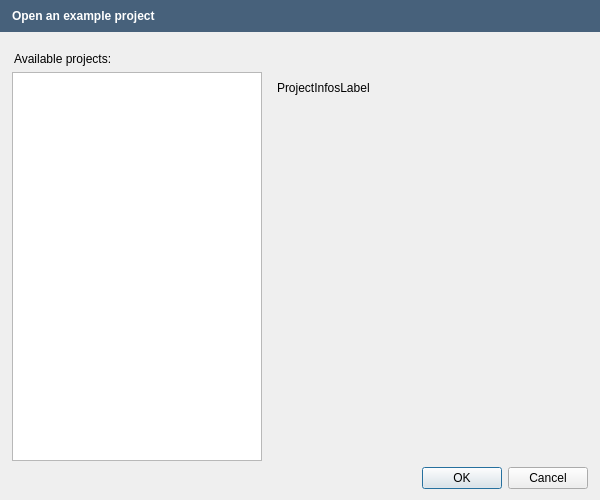
This is src/apps/openfluid-builder/base/OpenExampleProjectDialog.ui in OpenFLUID/openfluid as Qt 5 draws it before an edit. The edited form follows.
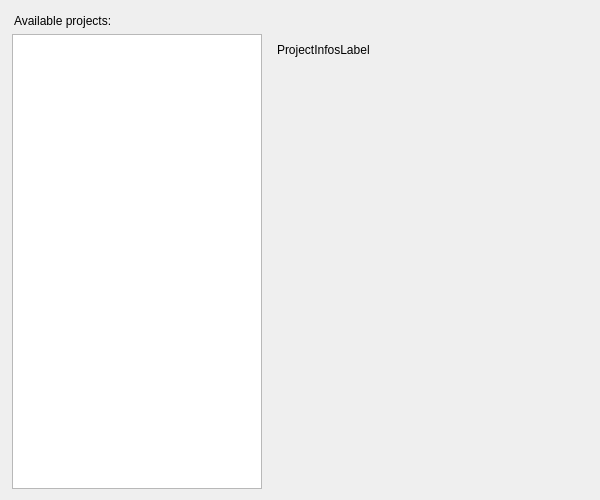
This is the edited form.

Commit message:
Introduction of message dialog for OpenFLUID applications
* Added MessageFrame and MessageDialog classes
* Cleaned code
* Switch to version 2.1.7~alpha1

(closes OpenFLUID/openfluid#790)

Diff of the .ui file:
```diff
--- a/src/apps/openfluid-builder/base/OpenExampleProjectDialog.ui
+++ b/src/apps/openfluid-builder/base/OpenExampleProjectDialog.ui
@@ -19,7 +19,7 @@
   <property name="modal">
    <bool>true</bool>
   </property>
-  <layout class="QVBoxLayout" name="verticalLayout">
+  <layout class="QVBoxLayout" name="verticalLayout" stretch="0,1">
    <property name="leftMargin">
     <number>0</number>
    </property>
@@ -29,52 +29,6 @@
    <property name="rightMargin">
     <number>0</number>
    </property>
-   <item>
-    <widget class="QFrame" name="MessageFrame">
-     <property name="sizePolicy">
-      <sizepolicy hsizetype="Preferred" vsizetype="Maximum">
-       <horstretch>0</horstretch>
-       <verstretch>0</verstretch>
-      </sizepolicy>
-     </property>
-     <property name="styleSheet">
-      <string notr="true">background-color: rgb(71,97,123);</string>
-     </property>
-     <property name="frameShape">
-      <enum>QFrame::NoFrame</enum>
-     </property>
-     <property name="frameShadow">
-      <enum>QFrame::Plain</enum>
-     </property>
-     <property name="lineWidth">
-      <number>0</number>
-     </property>
-     <layout class="QHBoxLayout" name="horizontalLayout_3" stretch="0">
-      <property name="spacing">
-       <number>5</number>
-      </property>
-      <property name="leftMargin">
-       <number>12</number>
-      </property>
-      <item>
-       <layout class="QHBoxLayout" name="horizontalLayout_2">
-        <item>
-         <widget class="QLabel" name="MessageLabel">
-          <property name="styleSheet">
-           <string notr="true">color: rgb(255, 255, 255);
-font : bold;
-</string>
-          </property>
-          <property name="text">
-           <string>Open an example project</string>
-          </property>
-         </widget>
-        </item>
-       </layout>
-      </item>
-     </layout>
-    </widget>
-   </item>
    <item>
     <widget class="QLabel" name="label">
      <property name="minimumSize">
@@ -146,8 +100,8 @@
          <rect>
           <x>0</x>
           <y>0</y>
-          <width>316</width>
-          <height>354</height>
+          <width>320</width>
+          <height>452</height>
          </rect>
         </property>
         <layout class="QVBoxLayout" name="verticalLayout_2">
@@ -182,23 +136,6 @@
      </item>
     </layout>
    </item>
-   <item>
-    <layout class="QHBoxLayout" name="horizontalLayout_4">
-     <property name="leftMargin">
-      <number>12</number>
-     </property>
-     <property name="rightMargin">
-      <number>12</number>
-     </property>
-     <item>
-      <widget class="QDialogButtonBox" name="ButtonBox">
-       <property name="standardButtons">
-        <set>QDialogButtonBox::Cancel|QDialogButtonBox::Ok</set>
-       </property>
-      </widget>
-     </item>
-    </layout>
-   </item>
   </layout>
  </widget>
  <resources/>
```
The commit also changes 82 other files.
